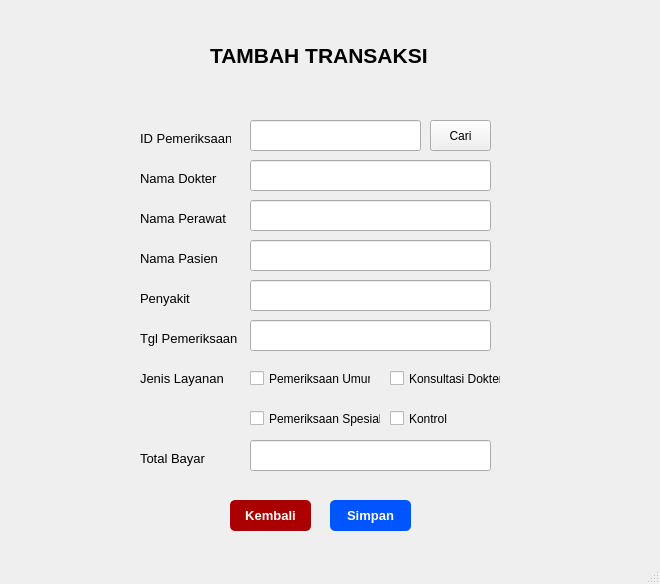
The window that form_insert_data_transaksi.ui (naylasalsdev-project/SudiKasusUAS) describes before a commit, drawn with Qt 5.
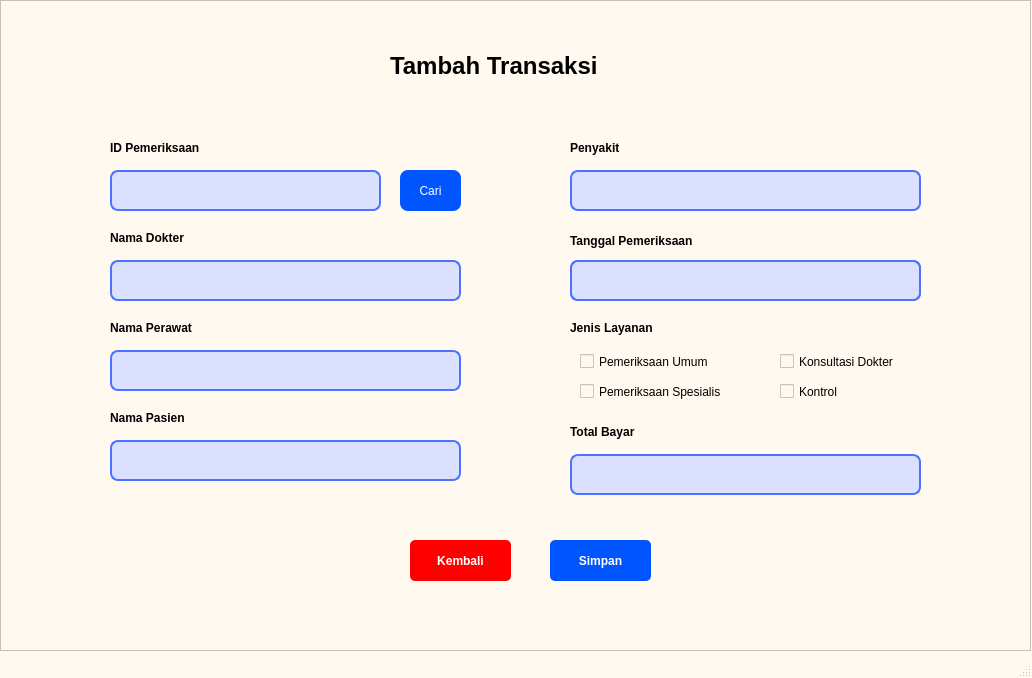
The same window after the commit.

Diff of the .ui file:
```diff
--- a/form_insert_data_transaksi.ui
+++ b/form_insert_data_transaksi.ui
@@ -6,280 +6,301 @@
    <rect>
     <x>0</x>
     <y>0</y>
-    <width>660</width>
-    <height>584</height>
+    <width>1032</width>
+    <height>678</height>
    </rect>
   </property>
   <property name="windowTitle">
    <string>MainWindow</string>
   </property>
+  <property name="styleSheet">
+   <string notr="true">QMainWindow{ 
+	background-color: rgb(255, 249, 239);
+}</string>
+  </property>
   <widget class="QWidget" name="centralwidget">
-   <widget class="QLabel" name="label">
+   <property name="styleSheet">
+    <string notr="true">QWidget{ 
+	background-color: rgb(255, 249, 239);
+}</string>
+   </property>
+   <widget class="QFrame" name="frame">
     <property name="geometry">
      <rect>
-      <x>210</x>
-      <y>40</y>
-      <width>231</width>
-      <height>31</height>
+      <x>0</x>
+      <y>0</y>
+      <width>1031</width>
+      <height>651</height>
+     </rect>
+    </property>
+    <property name="styleSheet">
+     <string notr="true">QFrame{ 
+	background-color: rgb(255, 249, 239);
+}</string>
+    </property>
+    <property name="frameShape">
+     <enum>QFrame::StyledPanel</enum>
+    </property>
+    <property name="frameShadow">
+     <enum>QFrame::Raised</enum>
+    </property>
+    <widget class="QLabel" name="label_9">
+     <property name="geometry">
+      <rect>
+       <x>570</x>
+       <y>140</y>
+       <width>121</width>
+       <height>16</height>
      </rect>
     </property>
     <property name="font">
      <font>
-      <pointsize>16</pointsize>
       <weight>75</weight>
       <bold>true</bold>
      </font>
     </property>
     <property name="text">
-     <string>TAMBAH TRANSAKSI</string>
-    </property>
-   </widget>
-   <widget class="QLabel" name="label_2">
-    <property name="geometry">
-     <rect>
-      <x>140</x>
-      <y>130</y>
-      <width>91</width>
-      <height>16</height>
-     </rect>
-    </property>
-    <property name="font">
-     <font>
-      <pointsize>10</pointsize>
-     </font>
-    </property>
-    <property name="text">
-     <string>ID Pemeriksaan</string>
-    </property>
-   </widget>
-   <widget class="QLineEdit" name="lineEdit">
-    <property name="geometry">
-     <rect>
-      <x>250</x>
-      <y>120</y>
-      <width>171</width>
-      <height>31</height>
-     </rect>
-    </property>
-   </widget>
-   <widget class="QLabel" name="label_3">
-    <property name="geometry">
-     <rect>
-      <x>140</x>
-      <y>250</y>
-      <width>91</width>
-      <height>16</height>
-     </rect>
-    </property>
-    <property name="font">
-     <font>
-      <pointsize>10</pointsize>
-     </font>
-    </property>
-    <property name="text">
-     <string>Nama Pasien</string>
+      <string>Penyakit</string>
     </property>
    </widget>
    <widget class="QLabel" name="label_4">
     <property name="geometry">
      <rect>
-      <x>140</x>
+       <x>390</x>
+       <y>40</y>
+       <width>271</width>
+       <height>51</height>
+      </rect>
+     </property>
+     <property name="font">
+      <font>
+       <pointsize>18</pointsize>
+       <weight>75</weight>
+       <bold>true</bold>
+      </font>
+     </property>
+     <property name="text">
+      <string>Tambah Transaksi</string>
+     </property>
+    </widget>
+    <widget class="QPushButton" name="pushButton_3">
+     <property name="geometry">
+      <rect>
+       <x>400</x>
       <y>170</y>
-      <width>91</width>
+       <width>61</width>
+       <height>41</height>
+      </rect>
+     </property>
+     <property name="styleSheet">
+      <string notr="true">QPushButton {
+    background-color: rgb(0, 85, 255);
+	border-radius: 8px;
+	color: white
+}</string>
+     </property>
+     <property name="text">
+      <string>Cari</string>
+     </property>
+    </widget>
+    <widget class="QLabel" name="label_11">
+     <property name="geometry">
+      <rect>
+       <x>570</x>
+       <y>320</y>
+       <width>121</width>
       <height>16</height>
      </rect>
     </property>
     <property name="font">
      <font>
-      <pointsize>10</pointsize>
+       <weight>75</weight>
+       <bold>true</bold>
      </font>
     </property>
     <property name="text">
-     <string>Nama Dokter</string>
+      <string>Jenis Layanan</string>
+     </property>
+    </widget>
+    <widget class="QLabel" name="label_7">
+     <property name="geometry">
+      <rect>
+       <x>570</x>
+       <y>260</y>
+       <width>351</width>
+       <height>41</height>
+      </rect>
+     </property>
+     <property name="styleSheet">
+      <string notr="true">QLabel {
+    border: 2px solid rgb(76, 115, 255);
+    background-color: rgb(219, 224, 255);
+	border-radius: 8px
+}</string>
+     </property>
+     <property name="text">
+      <string/>
     </property>
    </widget>
    <widget class="QLabel" name="label_5">
     <property name="geometry">
      <rect>
-      <x>140</x>
-      <y>210</y>
-      <width>91</width>
+       <x>110</x>
+       <y>320</y>
+       <width>121</width>
       <height>16</height>
      </rect>
     </property>
     <property name="font">
      <font>
-      <pointsize>10</pointsize>
+       <weight>75</weight>
+       <bold>true</bold>
      </font>
     </property>
     <property name="text">
      <string>Nama Perawat</string>
     </property>
    </widget>
-   <widget class="QLabel" name="label_6">
-    <property name="geometry">
-     <rect>
-      <x>140</x>
-      <y>330</y>
-      <width>111</width>
-      <height>16</height>
-     </rect>
-    </property>
-    <property name="font">
-     <font>
-      <pointsize>10</pointsize>
-     </font>
-    </property>
-    <property name="text">
-     <string>Tgl Pemeriksaan</string>
-    </property>
-   </widget>
-   <widget class="QLabel" name="label_7">
-    <property name="geometry">
-     <rect>
-      <x>140</x>
-      <y>370</y>
-      <width>91</width>
-      <height>16</height>
-     </rect>
-    </property>
-    <property name="font">
-     <font>
-      <pointsize>10</pointsize>
-     </font>
-    </property>
-    <property name="text">
-     <string>Jenis Layanan</string>
-    </property>
-   </widget>
-   <widget class="QLabel" name="label_8">
-    <property name="geometry">
-     <rect>
-      <x>140</x>
-      <y>450</y>
-      <width>91</width>
-      <height>16</height>
-     </rect>
-    </property>
-    <property name="font">
-     <font>
-      <pointsize>10</pointsize>
-     </font>
-    </property>
-    <property name="text">
-     <string>Total Bayar</string>
-    </property>
-   </widget>
-   <widget class="QLineEdit" name="lineEdit_2">
-    <property name="geometry">
-     <rect>
-      <x>250</x>
-      <y>160</y>
-      <width>241</width>
-      <height>31</height>
-     </rect>
-    </property>
-   </widget>
-   <widget class="QLineEdit" name="lineEdit_3">
-    <property name="geometry">
-     <rect>
-      <x>250</x>
-      <y>200</y>
-      <width>241</width>
-      <height>31</height>
-     </rect>
-    </property>
-   </widget>
    <widget class="QLineEdit" name="lineEdit_4">
     <property name="geometry">
      <rect>
-      <x>250</x>
-      <y>240</y>
-      <width>241</width>
-      <height>31</height>
-     </rect>
-    </property>
-   </widget>
-   <widget class="QLineEdit" name="lineEdit_6">
-    <property name="geometry">
-     <rect>
-      <x>250</x>
-      <y>320</y>
-      <width>241</width>
-      <height>31</height>
-     </rect>
-    </property>
-   </widget>
-   <widget class="QLineEdit" name="lineEdit_7">
+       <x>110</x>
+       <y>170</y>
+       <width>271</width>
+       <height>41</height>
+      </rect>
+     </property>
+     <property name="styleSheet">
+      <string notr="true">QLineEdit {
+    border: 2px solid rgb(76, 115, 255);
+    background-color: rgb(219, 224, 255);
+	border-radius: 8px
+}</string>
+     </property>
+    </widget>
+    <widget class="QLabel" name="label_6">
     <property name="geometry">
      <rect>
-      <x>250</x>
-      <y>440</y>
-      <width>241</width>
-      <height>31</height>
-     </rect>
-    </property>
-   </widget>
-   <widget class="QPushButton" name="pushButton">
-    <property name="geometry">
-     <rect>
-      <x>430</x>
-      <y>120</y>
-      <width>61</width>
-      <height>31</height>
-     </rect>
-    </property>
-    <property name="text">
-     <string>Cari</string>
-    </property>
-   </widget>
-   <widget class="QPushButton" name="pushButton_3">
-    <property name="geometry">
-     <rect>
-      <x>330</x>
-      <y>500</y>
-      <width>81</width>
-      <height>31</height>
+       <x>110</x>
+       <y>230</y>
+       <width>111</width>
+       <height>16</height>
      </rect>
     </property>
     <property name="font">
      <font>
-      <pointsize>10</pointsize>
       <weight>75</weight>
       <bold>true</bold>
      </font>
     </property>
-    <property name="styleSheet">
-     <string notr="true">QPushButton {
-    background-color: rgb(0, 85, 255);
-    color: white;
-    border-radius: 5px;   
-    padding: 6px;           
-}</string>
-    </property>
     <property name="text">
-     <string>Simpan</string>
+      <string>Nama Dokter</string>
     </property>
    </widget>
    <widget class="QPushButton" name="pushButton_4">
     <property name="geometry">
      <rect>
-      <x>230</x>
-      <y>500</y>
-      <width>81</width>
-      <height>31</height>
+       <x>550</x>
+       <y>540</y>
+       <width>101</width>
+       <height>41</height>
      </rect>
     </property>
     <property name="font">
      <font>
-      <pointsize>10</pointsize>
       <weight>75</weight>
       <bold>true</bold>
      </font>
     </property>
     <property name="styleSheet">
      <string notr="true">QPushButton {
-    background-color: rgb(170, 0, 0);
+    background-color: rgb(0, 85, 255);
+    color: white;
+    border-radius: 5px;   
+    padding: 6px;           
+}</string>
+     </property>
+     <property name="text">
+      <string>Simpan</string>
+     </property>
+    </widget>
+    <widget class="QLabel" name="label_10">
+     <property name="geometry">
+      <rect>
+       <x>110</x>
+       <y>140</y>
+       <width>131</width>
+       <height>16</height>
+      </rect>
+     </property>
+     <property name="font">
+      <font>
+       <weight>75</weight>
+       <bold>true</bold>
+      </font>
+     </property>
+     <property name="text">
+      <string>ID Pemeriksaan</string>
+     </property>
+    </widget>
+    <widget class="QLabel" name="label_12">
+     <property name="geometry">
+      <rect>
+       <x>110</x>
+       <y>260</y>
+       <width>351</width>
+       <height>41</height>
+      </rect>
+     </property>
+     <property name="styleSheet">
+      <string notr="true">QLabel {
+    border: 2px solid rgb(76, 115, 255);
+    background-color: rgb(219, 224, 255);
+	border-radius: 8px
+}</string>
+     </property>
+     <property name="text">
+      <string/>
+     </property>
+    </widget>
+    <widget class="QLabel" name="label_13">
+     <property name="geometry">
+      <rect>
+       <x>110</x>
+       <y>350</y>
+       <width>351</width>
+       <height>41</height>
+      </rect>
+     </property>
+     <property name="styleSheet">
+      <string notr="true">QLabel {
+    border: 2px solid rgb(76, 115, 255);
+    background-color: rgb(219, 224, 255);
+	border-radius: 8px
+}</string>
+     </property>
+     <property name="text">
+      <string/>
+     </property>
+    </widget>
+    <widget class="QPushButton" name="pushButton_7">
+     <property name="geometry">
+      <rect>
+       <x>410</x>
+       <y>540</y>
+       <width>101</width>
+       <height>41</height>
+      </rect>
+     </property>
+     <property name="font">
+      <font>
+       <weight>75</weight>
+       <bold>true</bold>
+      </font>
+     </property>
+     <property name="styleSheet">
+      <string notr="true">QPushButton {
+    background-color: rgb(255, 0, 0);
     color: white;
     border-radius: 5px;   
     padding: 6px;           
@@ -289,13 +310,150 @@
      <string>Kembali</string>
     </property>
    </widget>
+    <widget class="QLabel" name="label_14">
+     <property name="geometry">
+      <rect>
+       <x>570</x>
+       <y>424</y>
+       <width>101</width>
+       <height>16</height>
+      </rect>
+     </property>
+     <property name="font">
+      <font>
+       <weight>75</weight>
+       <bold>true</bold>
+      </font>
+     </property>
+     <property name="text">
+      <string>Total Bayar</string>
+     </property>
+    </widget>
+    <widget class="QLabel" name="label_15">
+     <property name="geometry">
+      <rect>
+       <x>570</x>
+       <y>170</y>
+       <width>351</width>
+       <height>41</height>
+      </rect>
+     </property>
+     <property name="styleSheet">
+      <string notr="true">QLabel {
+    border: 2px solid rgb(76, 115, 255);
+    background-color: rgb(219, 224, 255);
+	border-radius: 8px
+}</string>
+     </property>
+     <property name="text">
+      <string/>
+     </property>
+    </widget>
+    <widget class="QLabel" name="label_31">
+     <property name="geometry">
+      <rect>
+       <x>570</x>
+       <y>260</y>
+       <width>351</width>
+       <height>41</height>
+      </rect>
+     </property>
+     <property name="styleSheet">
+      <string notr="true">QLabel {
+    border: 2px solid rgb(76, 115, 255);
+    background-color: rgb(219, 224, 255);
+	border-radius: 8px
+}</string>
+     </property>
+     <property name="text">
+      <string/>
+     </property>
+    </widget>
+    <widget class="QLabel" name="label_32">
+     <property name="geometry">
+      <rect>
+       <x>110</x>
+       <y>410</y>
+       <width>111</width>
+       <height>16</height>
+      </rect>
+     </property>
+     <property name="font">
+      <font>
+       <weight>75</weight>
+       <bold>true</bold>
+      </font>
+     </property>
+     <property name="text">
+      <string>Nama Pasien</string>
+     </property>
+    </widget>
+    <widget class="QLabel" name="label_33">
+     <property name="geometry">
+      <rect>
+       <x>570</x>
+       <y>230</y>
+       <width>181</width>
+       <height>21</height>
+      </rect>
+     </property>
+     <property name="font">
+      <font>
+       <weight>75</weight>
+       <bold>true</bold>
+      </font>
+     </property>
+     <property name="text">
+      <string>Tanggal Pemeriksaan</string>
+     </property>
+    </widget>
+    <widget class="QLabel" name="label_34">
+     <property name="geometry">
+      <rect>
+       <x>570</x>
+       <y>454</y>
+       <width>351</width>
+       <height>41</height>
+      </rect>
+     </property>
+     <property name="styleSheet">
+      <string notr="true">QLabel {
+    border: 2px solid rgb(76, 115, 255);
+    background-color: rgb(219, 224, 255);
+	border-radius: 8px
+}</string>
+     </property>
+     <property name="text">
+      <string/>
+     </property>
+    </widget>
+    <widget class="QLabel" name="label_35">
+     <property name="geometry">
+      <rect>
+       <x>110</x>
+       <y>440</y>
+       <width>351</width>
+       <height>41</height>
+      </rect>
+     </property>
+     <property name="styleSheet">
+      <string notr="true">QLabel {
+    border: 2px solid rgb(76, 115, 255);
+    background-color: rgb(219, 224, 255);
+	border-radius: 8px
+}</string>
+     </property>
+     <property name="text">
+      <string/>
+     </property>
+    </widget>
    <widget class="QCheckBox" name="checkBox">
     <property name="geometry">
      <rect>
-      <x>250</x>
-      <y>370</y>
-      <width>121</width>
-      <height>17</height>
+       <x>580</x>
+       <y>350</y>
+       <width>171</width>
+       <height>23</height>
      </rect>
     </property>
     <property name="text">
@@ -305,10 +463,10 @@
    <widget class="QCheckBox" name="checkBox_2">
     <property name="geometry">
      <rect>
-      <x>250</x>
-      <y>410</y>
-      <width>131</width>
-      <height>17</height>
+       <x>580</x>
+       <y>380</y>
+       <width>181</width>
+       <height>23</height>
      </rect>
     </property>
     <property name="text">
@@ -318,10 +476,10 @@
    <widget class="QCheckBox" name="checkBox_3">
     <property name="geometry">
      <rect>
-      <x>390</x>
-      <y>370</y>
-      <width>111</width>
-      <height>17</height>
+       <x>780</x>
+       <y>350</y>
+       <width>151</width>
+       <height>23</height>
      </rect>
     </property>
     <property name="text">
@@ -331,43 +489,16 @@
    <widget class="QCheckBox" name="checkBox_4">
     <property name="geometry">
      <rect>
-      <x>390</x>
-      <y>410</y>
-      <width>70</width>
-      <height>17</height>
+       <x>780</x>
+       <y>380</y>
+       <width>95</width>
+       <height>23</height>
      </rect>
     </property>
     <property name="text">
      <string>Kontrol</string>
     </property>
    </widget>
-   <widget class="QLabel" name="label_9">
-    <property name="geometry">
-     <rect>
-      <x>140</x>
-      <y>290</y>
-      <width>91</width>
-      <height>16</height>
-     </rect>
-    </property>
-    <property name="font">
-     <font>
-      <pointsize>10</pointsize>
-     </font>
-    </property>
-    <property name="text">
-     <string>Penyakit</string>
-    </property>
-   </widget>
-   <widget class="QLineEdit" name="lineEdit_5">
-    <property name="geometry">
-     <rect>
-      <x>250</x>
-      <y>280</y>
-      <width>241</width>
-      <height>31</height>
-     </rect>
-    </property>
    </widget>
   </widget>
   <widget class="QMenuBar" name="menubar">
```
Left out of the diff: 4 changed lines with no effect on the pictures. Lines whose indentation alone changed are shown as unchanged.
